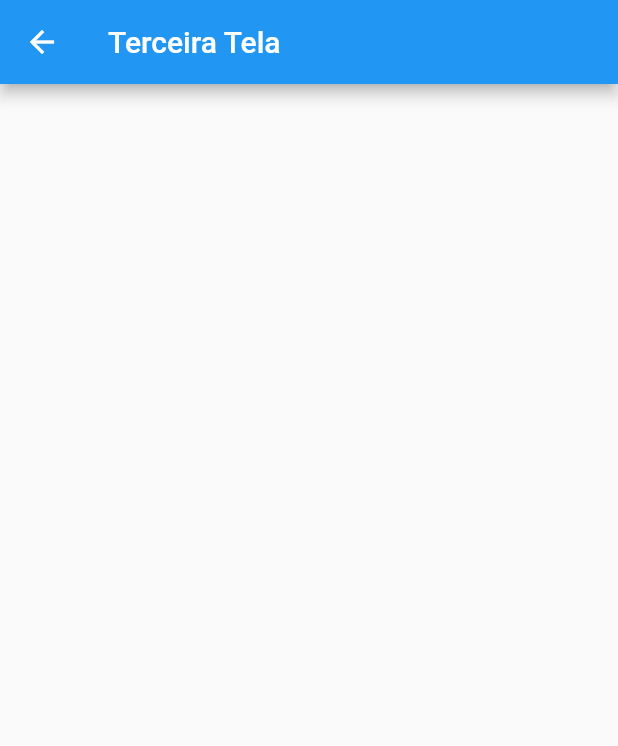
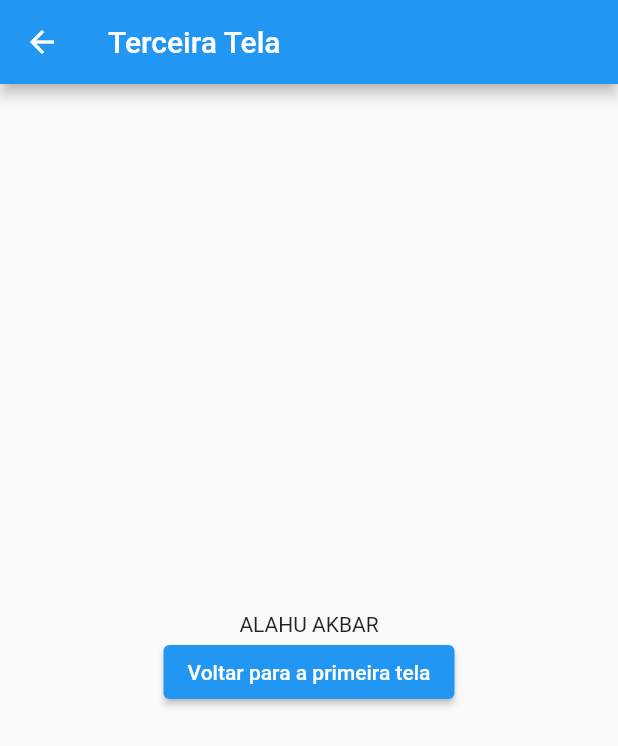
Before and after one commit to c-eduardo08/FlutterApp, a Flutter app: the ThirdScreen screen opened directly, on a phone screen of 412 x 824 dp. Shown: the top 746 px of the screen. Run offline on Flutter 3.47's test engine with Material 2 defaults, Android fonts, the phone set to English and light mode, and no system bars; missing offline and left inert: dart:html.

Commit message:
Update main.dart

```diff
--- a/lib/main.dart
+++ b/lib/main.dart
@@ -8,7 +8,7 @@ class MyApp extends StatelessWidget {
   @override
   Widget build(BuildContext context) {
     return MaterialApp(
-      title: 'Flutter Demo',
+      title: 'Flutter Demo Hellos',
       theme: ThemeData(
         primarySwatch: Colors.blue,
       ),
@@ -70,7 +70,7 @@ class SecondScreen extends StatelessWidget {
           child: Column(
         mainAxisAlignment: MainAxisAlignment.center,
         children: [
-          Text('Hello, $name!'),
+          Text('Hello, Olá, Hola, Salut : $name!'),
           ElevatedButton(
             child: Text('Ir para a Terceira Tela'),
             onPressed: () {
@@ -88,15 +88,19 @@ class ThirdScreen extends StatelessWidget {
   @override
   Widget build(BuildContext context) {
     return Scaffold(
-      appBar: AppBar(title: Text('Terceira Tela')),
-    );
-    Body:
-    Center(
-      child: ElevatedButton(
-      child: Text('Voltar para a primeira tela'),
-      onPressed: () {
-        Navigator.pop(context);
-      },
-    ));
+        appBar: AppBar(title: Text('Terceira Tela')),
+        body: Center(
+            child: Column(
+          mainAxisAlignment: MainAxisAlignment.center,
+          children: [
+            Text('ALAHU AKBAR'),
+            ElevatedButton(
+                child: Text('Voltar para a primeira tela'),
+                onPressed: () {
+                  Navigator.push(context,
+                      MaterialPageRoute(builder: (context) => MyApp()));
+                })
+          ],
+        )));
   }
 }
```
